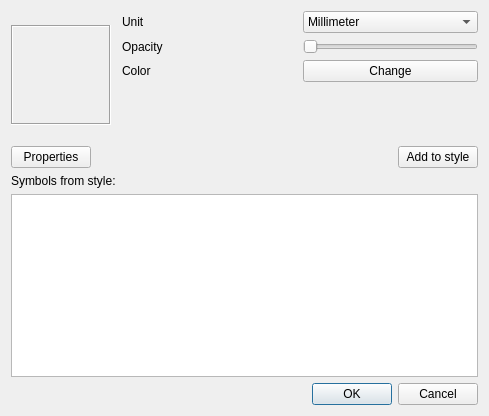
First picture: the form in qgis/src/ui/qgssymbolv2selectordialogbase.ui, repository sourcepole/qgis, before the edit.
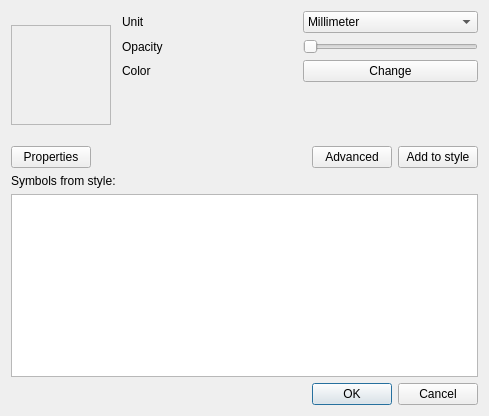
Second picture: the form after the edit. Custom widgets are drawn as their Qt base class.

What changed in the file:
```diff
--- a/qgis/src/ui/qgssymbolv2selectordialogbase.ui
+++ b/qgis/src/ui/qgssymbolv2selectordialogbase.ui
@@ -29,7 +29,7 @@
       </size>
      </property>
      <property name="frameShape">
-      <enum>QFrame::Box</enum>
+      <enum>QFrame::StyledPanel</enum>
      </property>
      <property name="frameShadow">
       <enum>QFrame::Sunken</enum>
@@ -221,6 +221,13 @@
        </property>
       </spacer>
      </item>
+     <item>
+      <widget class="QPushButton" name="btnAdvanced">
+       <property name="text">
+        <string>Advanced</string>
+       </property>
+      </widget>
+     </item>
      <item>
       <widget class="QPushButton" name="btnAddToStyle">
        <property name="text">
```
